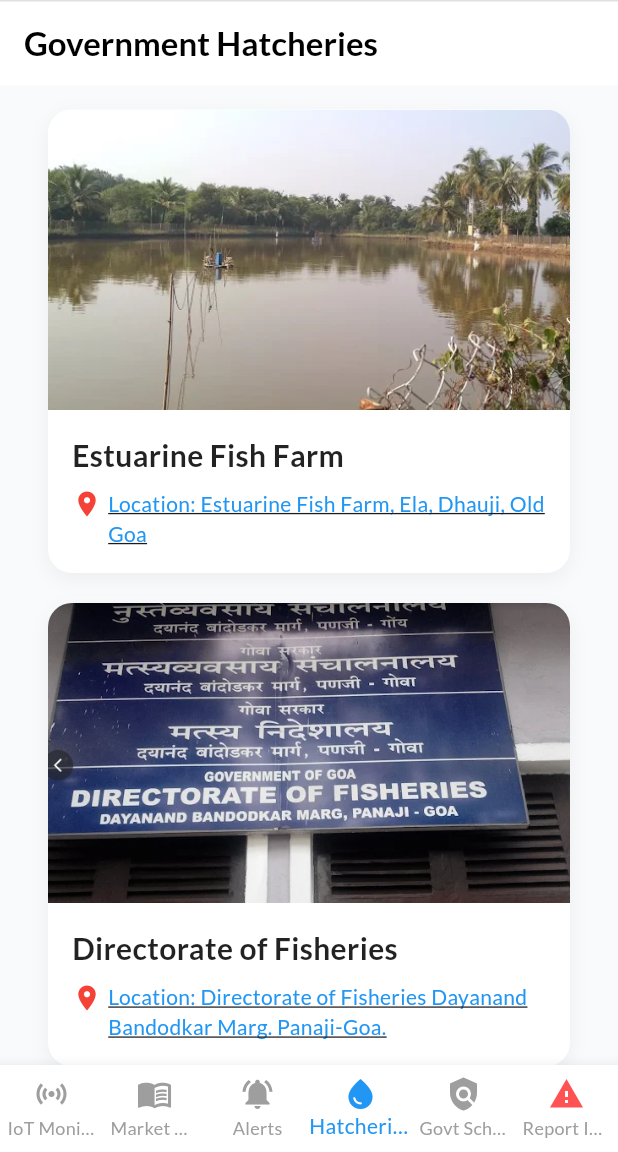
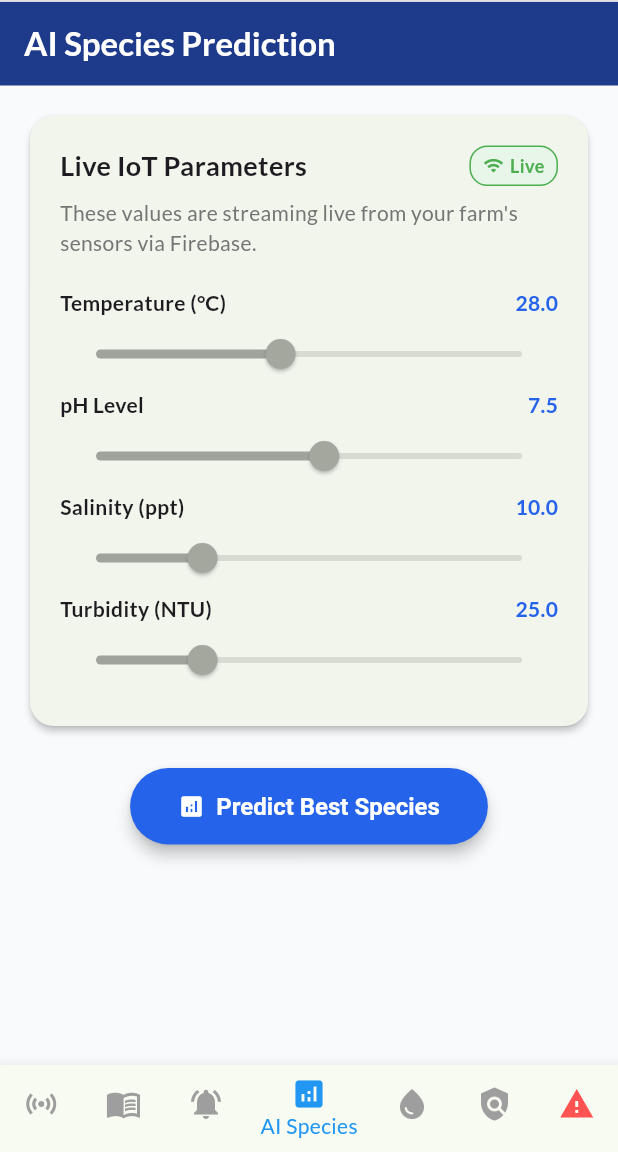
Before and after one commit to Mxnsii/GIS-Based-Smart-Pisciculture-Management-System, a Flutter app: the FarmerScreen screen opened directly, item 4 of the bottom bar chosen, on a phone screen of 412 x 824 dp, the part 84-1236 px from its top. Run offline on Flutter 3.47's test engine with Material 3 defaults, Android fonts, the phone set to English and light mode, and no system bars; our stand-ins replace audioplayers, cloud_firestore, firebase_auth, firebase_core, firebase_database, firebase_messaging and 10 more; missing offline and left inert: flutter_map_marker_cluster, record; accounts and stored records are empty; network calls fail.

Commit message:
feat: Add species prediction ML model and UI

```diff
--- a/lib/screens/farmer_screen.dart
+++ b/lib/screens/farmer_screen.dart
@@ -6,6 +6,7 @@ import 'login_screen.dart';
 import 'govt_schemes_screen.dart';
 import 'complaint_registry_screen.dart'; // Import for illegal fishing reporting
 import 'fish_directory_screen.dart'; // Import for fish directory
+import 'species_recommendation_screen.dart';
 
 class FarmerScreen extends StatefulWidget {
   final String farmerName;
@@ -22,9 +23,10 @@ class _FarmerScreenState extends State<FarmerScreen> {
   final List<Widget> _pages = const [
     IotMonitoringScreen(),
     FishDirectoryScreen(), // Index 1
-    AlertsScreen(),
-    HatcheriesScreen(),
-    GovtSchemesScreen(),
+    AlertsScreen(), // Index 2
+    SpeciesRecommendationScreen(), // Index 3
+    HatcheriesScreen(), // Index 4
+    GovtSchemesScreen(), // Index 5
   ];
 
   late final Widget _complaintTab;
@@ -78,7 +80,7 @@ class _FarmerScreenState extends State<FarmerScreen> {
               height: 1.0,
             )),
       ),
-      body: _selectedIndex == 5 ? _complaintTab : _pages[_selectedIndex],
+      body: _selectedIndex == 6 ? _complaintTab : _pages[_selectedIndex],
       bottomNavigationBar: BottomNavigationBar(
         items: const <BottomNavigationBarItem>[
           BottomNavigationBarItem(
@@ -94,6 +96,10 @@ class _FarmerScreenState extends State<FarmerScreen> {
             label: 'Alerts',
           ),
           BottomNavigationBarItem(
+            icon: Icon(Icons.analytics),
+            label: 'AI Species',
+          ),
+          BottomNavigationBarItem(
             icon: Icon(Icons.water_drop),
             label: 'Hatcheries',
           ),
@@ -107,11 +113,11 @@ class _FarmerScreenState extends State<FarmerScreen> {
           ),
         ],
         currentIndex: _selectedIndex,
+        onTap: _onItemTapped,
+        type: BottomNavigationBarType.shifting,
+        backgroundColor: Colors.white,
         selectedItemColor: Colors.blue,
         unselectedItemColor: Colors.grey,
-        onTap: _onItemTapped,
-        type: BottomNavigationBarType.fixed,
-        backgroundColor: Colors.white,
         elevation: 8,
       ),
     );
--- /dev/null
+++ b/lib/screens/species_recommendation_screen.dart
@@ -0,0 +1,287 @@
+import 'package:flutter/material.dart';
+import 'package:cloud_firestore/cloud_firestore.dart';
+import '../services/species_prediction_service.dart';
+
+class SpeciesRecommendationScreen extends StatefulWidget {
+  const SpeciesRecommendationScreen({super.key});
+
+  @override
+  State<SpeciesRecommendationScreen> createState() => _SpeciesRecommendationScreenState();
+}
+
+class _SpeciesRecommendationScreenState extends State<SpeciesRecommendationScreen> {
+  bool _isLoading = false;
+  List<Map<String, dynamic>> _recommendations = [];
+
+  // Helper mapping species to image paths
+  String _getImageForSpecies(String species) {
+    switch (species.toLowerCase()) {
+      case 'whiteleg shrimp':
+        return 'assets/images/whiteleg_shrimp.png';
+      case 'tiger shrimp':
+        return 'assets/images/tiger_shrimp.png';
+      case 'tilapia':
+        return 'assets/images/tilapia.png'; // Updated to user's specified image
+      case 'catfish':
+        return 'assets/images/catfish.png';
+      case 'milkfish':
+        return 'assets/images/milkfish.png';
+      default:
+        return 'assets/images/logo.png'; // Fallback
+    }
+  }
+
+  void _getPredictions(double temp, double ph, double salinity, double turbidity) async {
+    setState(() {
+      _isLoading = true;
+    });
+
+    final results = await SpeciesPredictionService.getSpeciesRecommendations(
+      temperature: temp,
+      ph: ph,
+      salinity: salinity,
+      turbidity: turbidity,
+    );
+
+    setState(() {
+      _recommendations = results;
+      _isLoading = false;
+    });
+  }
+
+  @override
+  Widget build(BuildContext context) {
+    return Scaffold(
+      backgroundColor: const Color(0xFFF8FAFC),
+      appBar: AppBar(
+        title: const Text('AI Species Prediction', style: TextStyle(fontWeight: FontWeight.bold, color: Colors.white)),
+        backgroundColor: const Color(0xFF1E3A8A),
+        elevation: 0,
+        iconTheme: const IconThemeData(color: Colors.white),
+      ),
+      body: StreamBuilder<DocumentSnapshot>(
+        stream: FirebaseFirestore.instance.collection('water_parameters').doc('2pBQE1SbutGXrRT6NjjA').snapshots(),
+        builder: (context, snapshot) {
+          if (snapshot.connectionState == ConnectionState.waiting) {
+            return const Center(child: CircularProgressIndicator());
+          }
+
+          if (snapshot.hasError) {
+            return Center(child: Text("Error: ${snapshot.error}"));
+          }
+
+          double currentTemp = 28.0;
+          double currentPh = 7.5;
+          double currentSalinity = 10.0;
+          double currentTurbidity = 25.0;
+
+          if (snapshot.hasData && snapshot.data!.exists) {
+            final data = snapshot.data!.data() as Map<String, dynamic>;
+            currentTemp = double.tryParse(data['temperature']?.toString() ?? '28.0') ?? 28.0;
+            currentPh = double.tryParse((data['pH'] ?? data['ph'])?.toString() ?? '7.5') ?? 7.5;
+            currentSalinity = double.tryParse(data['salinity']?.toString() ?? '10.0') ?? 10.0;
+            currentTurbidity = double.tryParse(data['turbidity']?.toString() ?? '25.0') ?? 25.0;
+          }
+
+          return SingleChildScrollView(
+            padding: const EdgeInsets.all(16.0),
+            child: Column(
+              crossAxisAlignment: CrossAxisAlignment.start,
+              children: [
+                _buildInputSection(currentTemp, currentPh, currentSalinity, currentTurbidity),
+                const SizedBox(height: 24),
+                Center(
+                  child: ElevatedButton.icon(
+                    onPressed: _isLoading ? null : () => _getPredictions(currentTemp, currentPh, currentSalinity, currentTurbidity),
+                    icon: _isLoading
+                        ? const SizedBox(width: 20, height: 20, child: CircularProgressIndicator(color: Colors.white, strokeWidth: 2))
+                        : const Icon(Icons.analytics),
+                    label: Text(_isLoading ? 'Analyzing...' : 'Predict Best Species'),
+                    style: ElevatedButton.styleFrom(
+                      backgroundColor: const Color(0xFF2563EB),
+                      foregroundColor: Colors.white,
+                      padding: const EdgeInsets.symmetric(horizontal: 32, vertical: 16),
+                      shape: RoundedRectangleBorder(borderRadius: BorderRadius.circular(30)),
+                      textStyle: const TextStyle(fontSize: 16, fontWeight: FontWeight.bold),
+                      elevation: 4,
+                    ),
+                  ),
+                ),
+                const SizedBox(height: 24),
+                if (_recommendations.isNotEmpty) ...[
+                  const Text(
+                    'Recommended Species',
+                    style: TextStyle(fontSize: 20, fontWeight: FontWeight.bold, color: Color(0xFF1E293B)),
+                  ),
+                  const SizedBox(height: 12),
+                  ..._recommendations.map((rec) => _buildRecommendationCard(rec)),
+                ]
+              ],
+            ),
+          );
+        }
+      ),
+    );
+  }
+
+  Widget _buildInputSection(double temp, double ph, double salinity, double turbidity) {
+    return Card(
+      elevation: 2,
+      shape: RoundedRectangleBorder(borderRadius: BorderRadius.circular(16)),
+      child: Padding(
+        padding: const EdgeInsets.all(20.0),
+        child: Column(
+          crossAxisAlignment: CrossAxisAlignment.start,
+          children: [
+            Row(
+              mainAxisAlignment: MainAxisAlignment.spaceBetween,
+              children: [
+                const Text(
+                  'Live IoT Parameters',
+                  style: TextStyle(fontSize: 18, fontWeight: FontWeight.bold),
+                ),
+                Container(
+                  padding: const EdgeInsets.symmetric(horizontal: 8, vertical: 4),
+                  decoration: BoxDecoration(
+                    color: Colors.green.shade50,
+                    borderRadius: BorderRadius.circular(12),
+                    border: Border.all(color: Colors.green),
+                  ),
+                  child: const Row(
+                    children: [
+                      Icon(Icons.wifi, size: 14, color: Colors.green),
+                      SizedBox(width: 4),
+                      Text("Live", style: TextStyle(color: Colors.green, fontSize: 12, fontWeight: FontWeight.bold)),
+                    ],
+                  ),
+                )
+              ],
+            ),
+            const SizedBox(height: 8),
+            Text(
+              'These values are streaming live from your farm\'s sensors via Firebase.',
+              style: TextStyle(color: Colors.grey.shade600, fontSize: 14),
+            ),
+            const SizedBox(height: 20),
+            _buildReadonlySlider('Temperature (°C)', temp, 15, 45),
+            _buildReadonlySlider('pH Level', ph, 0, 14),
+            _buildReadonlySlider('Salinity (ppt)', salinity, 0, 40),
+            _buildReadonlySlider('Turbidity (NTU)', turbidity, 0, 100),
+          ],
+        ),
+      ),
+    );
+  }
+
+  Widget _buildReadonlySlider(String label, double value, double min, double max) {
+    return Column(
+      crossAxisAlignment: CrossAxisAlignment.start,
+      children: [
+        Row(
+          mainAxisAlignment: MainAxisAlignment.spaceBetween,
+          children: [
+            Text(label, style: const TextStyle(fontWeight: FontWeight.w600)),
+            Text(value.toStringAsFixed(1), style: const TextStyle(fontWeight: FontWeight.bold, color: Color(0xFF2563EB))),
+          ],
+        ),
+        Slider(
+          value: value.clamp(min, max),
+          min: min,
+          max: max,
+          activeColor: const Color(0xFF2563EB),
+          inactiveColor: Colors.blue.withOpacity(0.2),
+          onChanged: null, // Read-only
+        ),
+      ],
+    );
+  }
+
+  Widget _buildRecommendationCard(Map<String, dynamic> rec) {
+    Color badgeColor;
+    switch (rec['status']) {
+      case 'Highly Suitable':
+        badgeColor = Colors.green;
+        break;
+      case 'Suitable':
+        badgeColor = Colors.lightGreen;
+        break;
+      case 'Moderately Suitable':
+        badgeColor = Colors.orange;
+        break;
+      default:
+        badgeColor = Colors.red;
+    }
+
+    return Card(
+      elevation: 3,
+      margin: const EdgeInsets.only(bottom: 16),
+      shape: RoundedRectangleBorder(borderRadius: BorderRadius.circular(16)),
+      child: Padding(
+        padding: const EdgeInsets.all(16.0),
+        child: Column(
+          crossAxisAlignment: CrossAxisAlignment.start,
+          children: [
+            Row(
+              mainAxisAlignment: MainAxisAlignment.spaceBetween,
+              children: [
+                Text(
+                  rec['species'],
+                  style: const TextStyle(fontSize: 20, fontWeight: FontWeight.bold, color: Color(0xFF1E293B)),
+                ),
+                Text(
+                  'Score: ${rec['score'].toStringAsFixed(1)}%',
+                  style: const TextStyle(fontSize: 16, fontWeight: FontWeight.w600, color: Color(0xFF2563EB)),
+                ),
+              ],
+            ),
+            const SizedBox(height: 8),
+            Row(
+              children: [
+                Container(
+                  padding: const EdgeInsets.symmetric(horizontal: 10, vertical: 6),
+                  decoration: BoxDecoration(
+                    color: badgeColor.withOpacity(0.1),
+                    borderRadius: BorderRadius.circular(8),
+                    border: Border.all(color: badgeColor),
+                  ),
+                  child: Text(
+                    rec['status'],
+                    style: TextStyle(fontSize: 13, fontWeight: FontWeight.bold, color: badgeColor),
+                  ),
+                ),
+                if (rec['isLocalFallback'] == true) ...[
+                  const SizedBox(width: 8),
+                  const Icon(Icons.offline_bolt, size: 20, color: Colors.orange),
+                ]
+              ],
+            ),
+            const SizedBox(height: 16),
+            Center(
+              child: ClipRRect(
+                borderRadius: BorderRadius.circular(12),
+                child: Image.asset(
+                  _getImageForSpecies(rec['species']),
+                  height: 180,
+                  fit: BoxFit.contain,
+                  errorBuilder: (context, error, stackTrace) =>
+                     Container(
+                       height: 180,
+                       color: Colors.grey.shade300,
+                       child: const Column(
+                         mainAxisAlignment: MainAxisAlignment.center,
+                         children: [
+                           Icon(Icons.image_not_supported, size: 40, color: Colors.grey),
+                           SizedBox(height: 8),
+                           Text('Image not found', style: TextStyle(color: Colors.grey)),
+                         ],
+                       ),
+                     ),
+                ),
+              ),
+            ),
+          ],
+        ),
+      ),
+    );
+  }
+}
--- /dev/null
+++ b/lib/services/species_prediction_service.dart
@@ -0,0 +1,116 @@
+import 'dart:convert';
+import 'package:http/http.dart' as http;
+
+class SpeciesPredictionService {
+  // Remote API URL pointing to the Render instance (assuming it will be updated by the user)
+  static const String _apiUrl = "https://gis-based-smart-pisciculture-management.onrender.com/predict_species";
+
+  /// Analyzes water parameters to recommend the best species.
+  /// Safely falls back to local logic if the cloud server is unavailable.
+  static Future<List<Map<String, dynamic>>> getSpeciesRecommendations({
+    required double temperature,
+    required double ph,
+    required double salinity,
+    required double turbidity,
+  }) async {
+    try {
+      final response = await http.post(
+        Uri.parse(_apiUrl),
+        headers: {
+          'Content-Type': 'application/json',
+        },
+        body: jsonEncode({
+          "temperature": temperature,
+          "pH": ph,
+          "salinity": salinity,
+          "turbidity": turbidity,
+        }),
+      ).timeout(const Duration(seconds: 10)); // Prevent hanging
+
+      if (response.statusCode == 200) {
+        final data = jsonDecode(response.body);
+        if (data.containsKey("recommendations")) {
+          return List<Map<String, dynamic>>.from(data["recommendations"]);
+        }
+        return _getLocalFallbackRecommendations(temperature, ph, salinity, turbidity);
+      } else {
+        print("Species API Error: HTTP ${response.statusCode}");
+        return _getLocalFallbackRecommendations(temperature, ph, salinity, turbidity);
+      }
+    } catch (e) {
+      print("Species API Exception (Falling back to local computation): $e");
+      return _getLocalFallbackRecommendations(temperature, ph, salinity, turbidity);
+    }
+  }
+
+  /// Backup logic mimicking the Random Forest model's behavior
+  static List<Map<String, dynamic>> _getLocalFallbackRecommendations(
+      double temp, double ph, double salinity, double turbidity) {
+
+    // Mimic the ranges defined in species_rec.ipynb
+    Map<String, int> scores = {
+      "Whiteleg Shrimp": 0,
+      "Tiger Shrimp": 0,
+      "Tilapia": 0,
+      "Catfish": 0,
+      "Milkfish": 0,
+    };
+
+    // Whiteleg Shrimp (Temp 28-32, pH 7.5-8.5, Salinity 15-25, Turbidity 20-50)
+    if (temp >= 28 && temp <= 32) scores["Whiteleg Shrimp"] = (scores["Whiteleg Shrimp"] ?? 0) + 30;
+    if (ph >= 7.5 && ph <= 8.5) scores["Whiteleg Shrimp"] = (scores["Whiteleg Shrimp"] ?? 0) + 20;
+    if (salinity >= 15 && salinity <= 25) scores["Whiteleg Shrimp"] = (scores["Whiteleg Shrimp"] ?? 0) + 40;
+    if (turbidity >= 20 && turbidity <= 50) scores["Whiteleg Shrimp"] = (scores["Whiteleg Shrimp"] ?? 0) + 10;
+
+    // Tiger Shrimp (Temp 27-31, pH 7.5-8.5, Salinity 15-30, Turbidity 25-55)
+    if (temp >= 27 && temp <= 31) scores["Tiger Shrimp"] = (scores["Tiger Shrimp"] ?? 0) + 30;
+    if (ph >= 7.5 && ph <= 8.5) scores["Tiger Shrimp"] = (scores["Tiger Shrimp"] ?? 0) + 20;
+    if (salinity >= 15 && salinity <= 30) scores["Tiger Shrimp"] = (scores["Tiger Shrimp"] ?? 0) + 40;
+    if (turbidity >= 25 && turbidity <= 55) scores["Tiger Shrimp"] = (scores["Tiger Shrimp"] ?? 0) + 10;
+
+    // Tilapia (Temp 24-30, pH 6.5-8.5, Salinity 0-5, Turbidity 10-30)
+    if (temp >= 24 && temp <= 30) scores["Tilapia"] = (scores["Tilapia"] ?? 0) + 30;
+    if (ph >= 6.5 && ph <= 8.5) scores["Tilapia"] = (scores["Tilapia"] ?? 0) + 20;
+    if (salinity >= 0 && salinity <= 5) scores["Tilapia"] = (scores["Tilapia"] ?? 0) + 40;
+    if (turbidity >= 10 && turbidity <= 30) scores["Tilapia"] = (scores["Tilapia"] ?? 0) + 10;
+
+    // Catfish (Temp 25-32, pH 6.5-8, Salinity 0-8, Turbidity 15-40)
+    if (temp >= 25 && temp <= 32) scores["Catfish"] = (scores["Catfish"] ?? 0) + 30;
+    if (ph >= 6.5 && ph <= 8) scores["Catfish"] = (scores["Catfish"] ?? 0) + 20;
+    if (salinity >= 0 && salinity <= 8) scores["Catfish"] = (scores["Catfish"] ?? 0) + 40;
+    if (turbidity >= 15 && turbidity <= 40) scores["Catfish"] = (scores["Catfish"] ?? 0) + 10;
+
+    // Milkfish (Temp 26-32, pH 7-8.5, Salinity 10-35, Turbidity 20-45)
+    if (temp >= 26 && temp <= 32) scores["Milkfish"] = (scores["Milkfish"] ?? 0) + 30;
+    if (ph >= 7 && ph <= 8.5) scores["Milkfish"] = (scores["Milkfish"] ?? 0) + 20;
+    if (salinity >= 10 && salinity <= 35) scores["Milkfish"] = (scores["Milkfish"] ?? 0) + 40;
+    if (turbidity >= 20 && turbidity <= 45) scores["Milkfish"] = (scores["Milkfish"] ?? 0) + 10;
+
+    // Convert to list and sort
+    List<Map<String, dynamic>> results = [];
+    scores.forEach((species, score) {
+      if (score >= 20) {
+        String status = "";
+        if (score >= 85) {
+          status = "Highly Suitable";
+        } else if (score >= 70) {
+          status = "Suitable";
+        } else if (score >= 50) {
+          status = "Moderately Suitable";
+        } else {
+          status = "Low Suitability";
+        }
+
+        results.add({
+          "species": species,
+          "score": score.toDouble(), // Return as double matching Python output
+          "status": status,
+          "isLocalFallback": true, // Flag to show it's computed locally
+        });
+      }
+    });
+
+    results.sort((a, b) => b["score"].compareTo(a["score"]));
+    return results;
+  }
+}
```
Also changed, not shown: assets/images/catfish.png (added), assets/images/milkfish.png (added), assets/images/tiger_shrimp.png (added), assets/images/tilapia.png (added), assets/images/tilapia_2.png (added), assets/images/whiteleg_shrimp.png (added), pubspec.lock, 4 other files.
